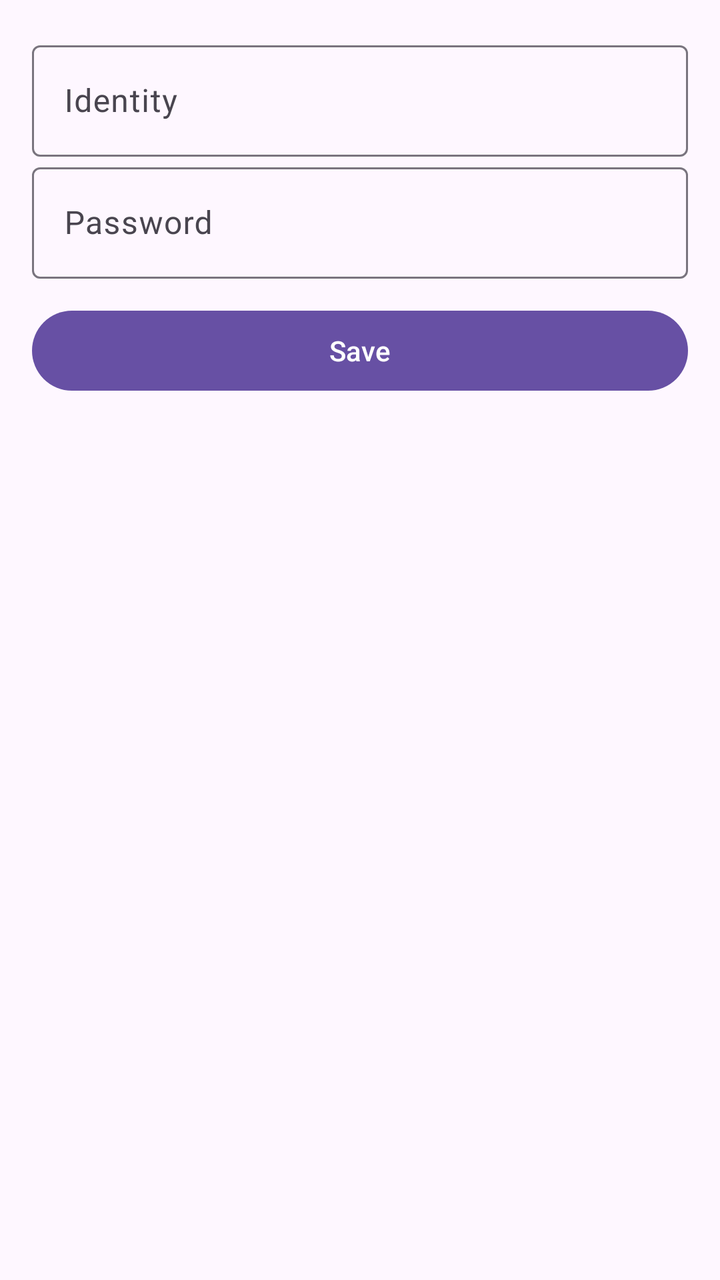
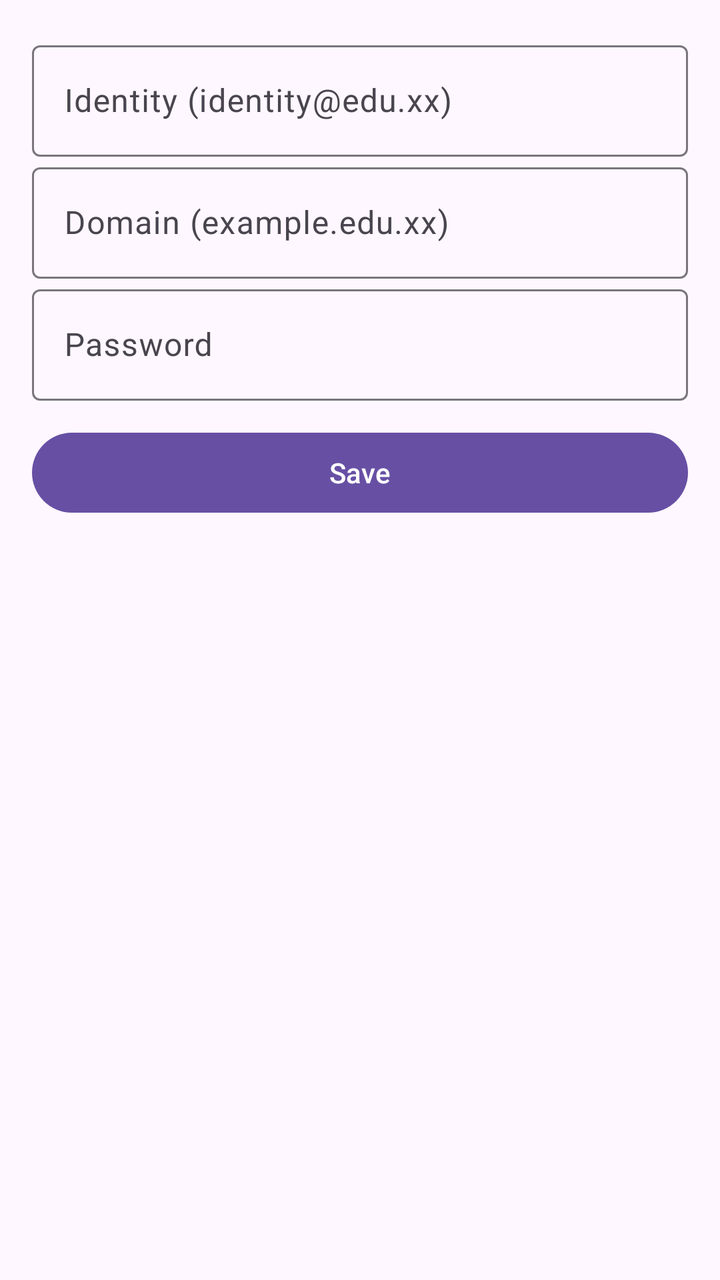

Two renders of the same Android screen: before a commit and after it. Below are the layout's source before the change and the commit's diff.
<!-- AndroidManifest.xml: application theme Theme.AutoWifiConnector -->
<!-- res/layout/activity_add_view.xml -->
<?xml version="1.0" encoding="utf-8"?>
<LinearLayout xmlns:android="http://schemas.android.com/apk/res/android"
    xmlns:tools="http://schemas.android.com/tools"
    android:layout_width="match_parent"
    android:layout_height="match_parent"
    android:orientation="vertical"
    android:paddingStart="16dp"
    android:paddingTop="12dp"
    android:paddingEnd="16dp"
    tools:context=".AddViewActivity">

    <com.google.android.material.textfield.TextInputLayout
        android:layout_width="match_parent"
        android:layout_height="wrap_content">

        <com.google.android.material.textfield.TextInputEditText
            android:id="@+id/ssid_tv"
            android:layout_width="match_parent"
            android:layout_height="wrap_content"
            android:hint="SSID"
            android:visibility="gone" />
    </com.google.android.material.textfield.TextInputLayout>

    <com.google.android.material.textfield.TextInputLayout
        android:layout_width="match_parent"
        android:layout_height="wrap_content">

        <com.google.android.material.textfield.TextInputEditText
            android:id="@+id/identity_tv"
            android:layout_width="match_parent"
            android:layout_height="wrap_content"
            android:hint="Identity" />
    </com.google.android.material.textfield.TextInputLayout>

    <com.google.android.material.textfield.TextInputLayout
        android:layout_width="match_parent"
        android:layout_height="wrap_content">

        <com.google.android.material.textfield.TextInputEditText
            android:id="@+id/password_tv"
            android:layout_width="match_parent"
            android:layout_height="wrap_content"
            android:hint="Password" />
    </com.google.android.material.textfield.TextInputLayout>

    <Button
        android:id="@+id/save_btn"
        android:layout_width="match_parent"
        android:layout_height="wrap_content"
        android:layout_marginTop="12dp"
        android:text="Save" />

</LinearLayout>
<!-- resources referenced by this layout -->
<resources>
  <style name="Theme.AutoWifiConnector" parent="Base.Theme.AutoWifiConnector" />
  <style name="Base.Theme.AutoWifiConnector" parent="Theme.Material3.DayNight">
          
          <item name="android:statusBarColor">#000000</item>
          <item name="actionBarDivider">?attr/colorOnPrimary</item>
          
      </style>
</resources>

<!-- the commit's change to res/layout/activity_add_view.xml (unified diff, before → after) -->
@@ -29,7 +29,18 @@
             android:id="@+id/identity_tv"
             android:layout_width="match_parent"
             android:layout_height="wrap_content"
-            android:hint="Identity" />
+            android:hint="Identity (identity@edu.xx)" />
+    </com.google.android.material.textfield.TextInputLayout>
+
+    <com.google.android.material.textfield.TextInputLayout
+        android:layout_width="match_parent"
+        android:layout_height="wrap_content">
+
+        <com.google.android.material.textfield.TextInputEditText
+            android:id="@+id/domain_tv"
+            android:layout_width="match_parent"
+            android:layout_height="wrap_content"
+            android:hint="Domain (example.edu.xx)" />
     </com.google.android.material.textfield.TextInputLayout>
 
     <com.google.android.material.textfield.TextInputLayout
